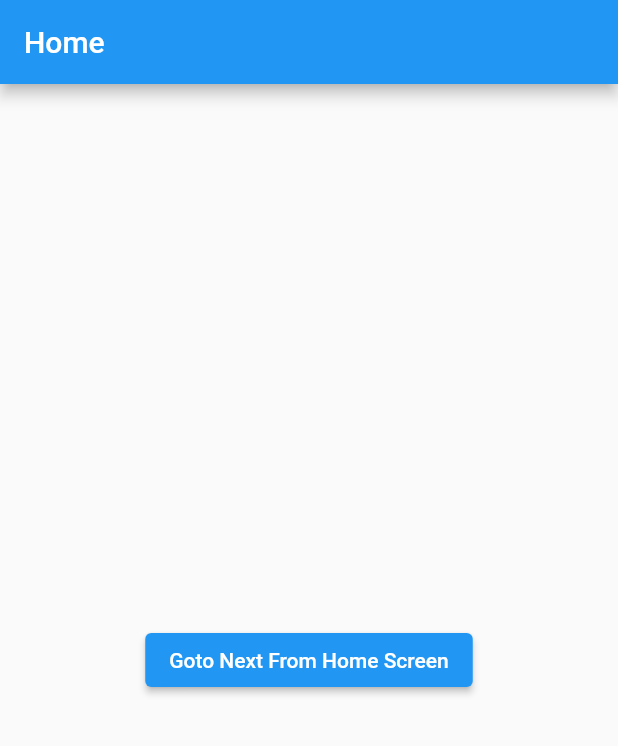
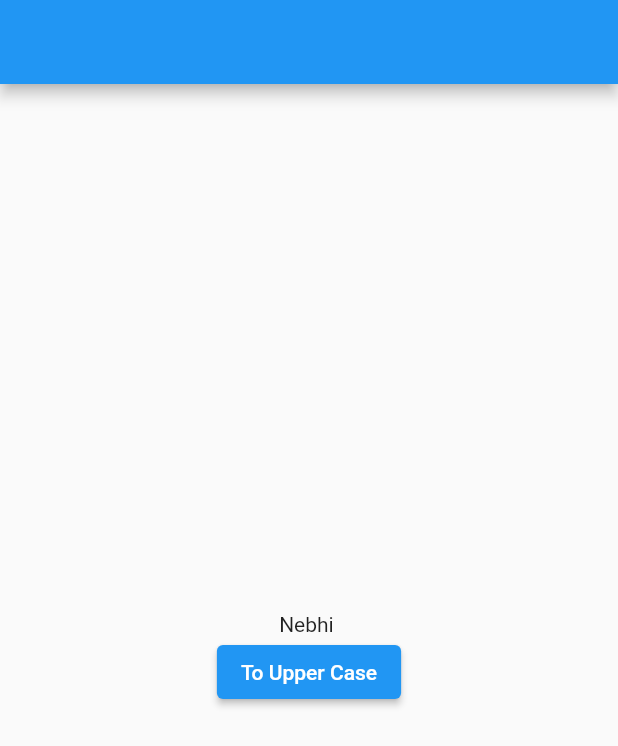
Before and after one commit to mouradneb/ripples_code_getx, a Flutter app: the screen it shows after launch, on a phone screen of 412 x 824 dp. Shown: the top 746 px of the screen. Run offline on Flutter 3.47's test engine with Material 2 defaults, Android fonts, the phone set to English and light mode, and no system bars; our stand-ins replace flutter_screenutil, get.

Commit message:
getx, obx, getbuilder, workers ...

```diff
--- a/lib/main.dart
+++ b/lib/main.dart
@@ -1,221 +1,15 @@
 import 'package:flutter/material.dart';
-import 'package:flutter_screenutil/flutter_screenutil.dart';
-import 'package:get/get.dart';
-import 'package:ripples_code_getx/next_screen_named.dart';
-import 'package:ripples_code_getx/next_screen_unamed.dart';
+import 'package:ripples_code_getx/main_getx/main_getx.dart';
 
 void main() {
-  runApp(MyApp());
+  runApp(const MyApp());
 }
 
 class MyApp extends StatelessWidget {
-  MyApp({Key? key}) : super(key: key);
-
-  var count = Rx<int>(0);
-  //var count = 0.obs;
-
+  const MyApp({Key? key}) : super(key: key);
   @override
   Widget build(BuildContext context) {
-    return ScreenUtilInit(
-      designSize: const Size(360, 690),
-      builder: () => GetMaterialApp(
-        initialRoute: "/",
-        transitionDuration: const Duration(milliseconds: 750),
-        defaultTransition: Transition.leftToRight,
-        getPages: [
-          GetPage(name: "/", page: () => MyApp()),
-          GetPage(
-            //name: "/next_screen/:id",
-            name: "/next_screen",
-            page: () => const NextScreenNamed(),
-            transitionDuration: const Duration(milliseconds: 1000),
-            transition: Transition.leftToRight,
-            curve: Curves.easeInOut,
-          ),
-        ],
-        debugShowCheckedModeBanner: false,
-        home: SafeArea(
-          child: Scaffold(
-            appBar: AppBar(
-              title: Text("Home"),
-            ),
-            body: Center(
-              child: ElevatedButton(
-                  child: const Text("Goto Next From Home Screen"),
-                  onPressed: () {
-                    // showSnackBar();
-                    // showDialog();
-                    // showBottomsheet();
-                    // nextScreenUnamed();
-                    nextScreenNamed();
-                  }),
-            ),
-          ),
-        ),
-      ),
-    );
-  }
-
-  increment() {
-    count.value++;
+    return //SnackBar_defaultDialog_Bottomsheet_Routes();
+        Main_Getx();
   }
 }
-
-//snackbar
-showSnackBar() => Get.snackbar(
-      "Default Title", "Default Message",
-      titleText: Row(
-        children: [
-          const Icon(
-            Icons.info,
-            color: Colors.green,
-          ),
-          SizedBox(width: 5.w),
-          const Expanded(
-            child: Text("Custom titleText"),
-          )
-        ],
-      ),
-      messageText: Container(
-        margin: EdgeInsets.only(top: 5.h),
-        child: Row(
-          mainAxisAlignment: MainAxisAlignment.center,
-          children: [
-            const CircularProgressIndicator(),
-            SizedBox(width: 14.w),
-            const Text("Custom messageText")
-          ],
-        ),
-      ),
-      snackPosition: SnackPosition.BOTTOM,
-      duration: const Duration(seconds: 5),
-      animationDuration: const Duration(seconds: 3),
-      forwardAnimationCurve: Curves.bounceInOut,
-      reverseAnimationCurve: Curves.bounceInOut,
-      backgroundGradient:
-          const LinearGradient(colors: [Colors.green, Colors.red]),
-      borderColor: Colors.black,
-      borderWidth: 1.sp,
-      borderRadius: 8.r,
-      isDismissible: true,
-      dismissDirection: SnackDismissDirection.HORIZONTAL,
-      boxShadows: [
-        const BoxShadow(
-          blurRadius: 16,
-          spreadRadius: 8,
-          color: Colors.grey,
-          offset: Offset(10, -10),
-        )
-      ],
-      icon: const Icon(Icons.info_outline_rounded),
-      mainButton: TextButton(
-        onPressed: () {},
-        child: Text("Add"),
-        style: TextButton.styleFrom(
-            primary: Colors.white, backgroundColor: Colors.green),
-      ),
-      snackStyle: SnackStyle.FLOATING,
-      //backgroundColor: Colors.green.shade100,
-      overlayBlur: 0.9,
-      //overlayColor: Colors.grey.shade100,
-    );
-
-// Dialog
-//showDialog() => Get.defaultDialog();
-showDialog() => Get.defaultDialog(
-      title: "Default Title",
-      titleStyle: TextStyle(
-          color: Colors.black, fontSize: 18, fontWeight: FontWeight.bold),
-      middleText: "Default Middle Text",
-      middleTextStyle: const TextStyle(color: Colors.blue, fontSize: 16),
-      backgroundColor: Colors.grey[100],
-      content: Wrap(
-        direction: Axis.vertical,
-        crossAxisAlignment: WrapCrossAlignment.center,
-        children: [
-          Text("Custom content"),
-          SizedBox(height: 5.h),
-          Text("Ok"),
-        ],
-      ),
-      barrierDismissible: false,
-      textCancel: "Cancel",
-      textConfirm: "Confirm",
-      onCancel: () {
-        Get.back();
-      },
-      onConfirm: () {
-        Get.back();
-      },
-      radius: 30,
-      buttonColor: Colors.green,
-      cancel: ElevatedButton(
-        onPressed: () {},
-        child: Text("Cancel"),
-      ),
-      confirm: ElevatedButton(
-        onPressed: () {},
-        child: Text("Confirm"),
-      ),
-    );
-
-// bottomsheet
-showBottomsheet() {
-  Get.bottomSheet(
-    Container(
-      child: Wrap(
-        children: [
-          ListTile(
-            leading: Icon(Icons.wb_sunny_outlined),
-            title: Text("Light Theme"),
-            onTap: () {
-              Get.changeTheme(ThemeData.light());
-              Get.back();
-            },
-          ),
-          ListTile(
-            leading: Icon(Icons.wb_sunny),
-            title: Text("Dark Theme"),
-            onTap: () {
-              Get.changeTheme(ThemeData.dark());
-              Get.back();
-            },
-          )
-        ],
-      ),
-    ),
-    backgroundColor: Colors.green.shade50,
-    elevation: 2,
-    // isDismissible: false,
-    // enableDrag: false,
-    // isScrollControlled: true,
-    shape: RoundedRectangleBorder(
-      side: BorderSide(color: Colors.black, width: 1, style: BorderStyle.solid),
-      borderRadius: BorderRadius.circular(12),
-    ),
-    // clipBehavior: Clip.none,
-    enterBottomSheetDuration: Duration(seconds: 1),
-  );
-}
-
-//Navigation unamed routes
-nextScreenUnamed() async {
-  var obj = await Get.to(
-    const NextScreenUnamed(),
-    transition: Transition.zoom,
-    curve: Curves.easeInOut,
-    duration: const Duration(milliseconds: 650),
-    fullscreenDialog: true,
-    arguments: "Dynamic send in arguments from Home Screen",
-  );
-  print(obj);
-}
-
-nextScreenNamed() {
-  Get.toNamed(
-    /*"/next_screen/123456" */
-    "/next_screen?param1='11111'&param2='222222'",
-    arguments:
-        "some arguments passed to next screen", /*parameters: {'id': "125", "name": "nebhi"}*/
-  );
-}
--- /dev/null
+++ b/lib/main_getx/main_getx.dart
@@ -0,0 +1,72 @@
+import 'package:flutter/material.dart';
+import 'package:flutter_screenutil/flutter_screenutil.dart';
+import 'package:get/get.dart';
+import 'package:ripples_code_getx/main_getx/my_controller.dart';
+import 'package:ripples_code_getx/main_getx/student.dart';
+
+class Main_Getx extends StatelessWidget {
+  //reactive state management
+  var count = 0.obs;
+  //var student = Student(name: "Nebhi", subname: "Mourad").obs;
+  var upperCase = false;
+
+  MyConttroller myConttroller = Get.put(MyConttroller());
+
+  @override
+  Widget build(BuildContext context) {
+    return GetMaterialApp(
+      home: ScreenUtilInit(
+        designSize: const Size(360, 690),
+        builder: () => SafeArea(
+            child: Scaffold(
+          appBar: AppBar(),
+          body: Center(
+            child: Column(
+              mainAxisAlignment: MainAxisAlignment.center,
+              children: [
+                //Obx(() => Text("$count")),
+                /*GetX<MyConttroller>(
+                  //init: MyConttroller(),
+                  builder: (controller) =>
+                      Text("${controller.student.value.name}"),
+                ),*/
+                /*GetX<MyConttroller>(
+                    builder: (controller) => Text(
+                        "${controller.student.name} and count value is: ${controller.count.value}")),*/
+                GetBuilder<MyConttroller>(
+                    builder: (controller) =>
+                        Text("${controller.student.name} ")),
+                /*GetBuilder<MyConttroller>(
+                    id: 'second_getbuilder',
+                    builder: (controller) =>
+                        Text("${controller.student.name}")),*/
+                ElevatedButton(
+                  onPressed: () {
+                    //increment();
+                    if (!upperCase)
+                      /*student.update((st) {
+                        st?.name = st.name.toString().toUpperCase();
+                      });*/
+                      Get.find<MyConttroller>().toUpperCase();
+                    else
+                      /*student.update((st) {
+                        st?.name = st.name.toString().toLowerCase();
+                      });*/
+                      Get.find<MyConttroller>().toLowerCase();
+                    upperCase = !upperCase;
+                  },
+                  child: //const Text("Increment"),
+                      const Text("To Upper Case"),
+                )
+              ],
+            ),
+          ),
+        )),
+      ),
+    );
+  }
+
+  void increment() {
+    count++;
+  }
+}
--- /dev/null
+++ b/lib/main_getx/student.dart
@@ -0,0 +1,19 @@
+import "package:get/get.dart";
+
+class Student {
+  // var name = "Nebhi".obs;
+  // var subname = "Mourad".obs;
+
+  var name;
+  var subname;
+
+  Student({this.name = "", this.subname = ""});
+
+  /* toUpperCase() {
+    this.name = this.name.toUpperCase();
+  }
+
+  toLowerCase() {
+    this.name = this.name.toLowerCase();
+  }*/
+}
--- /dev/null
+++ b/lib/snackbar_dialog_bottomsheet_routes/snackbar_dialog_bottomsheet_routes.dart
@@ -0,0 +1,211 @@
+import 'package:flutter/material.dart';
+import 'package:flutter_screenutil/flutter_screenutil.dart';
+import 'package:get/get.dart';
+
+import 'next_screen_named.dart';
+import 'next_screen_unamed.dart';
+
+class SnackBar_defaultDialog_Bottomsheet_Routes extends StatelessWidget {
+  @override
+  Widget build(BuildContext context) {
+    return ScreenUtilInit(
+      designSize: const Size(360, 690),
+      builder: () => GetMaterialApp(
+        initialRoute: "/",
+        transitionDuration: const Duration(milliseconds: 750),
+        defaultTransition: Transition.leftToRight,
+        getPages: [
+          GetPage(
+              name: "/",
+              page: () => SnackBar_defaultDialog_Bottomsheet_Routes()),
+          GetPage(
+            //name: "/next_screen/:id",
+            name: "/next_screen",
+            page: () => const NextScreenNamed(),
+            transitionDuration: const Duration(milliseconds: 1000),
+            transition: Transition.leftToRight,
+            curve: Curves.easeInOut,
+          ),
+        ],
+        debugShowCheckedModeBanner: false,
+        home: SafeArea(
+          child: Scaffold(
+            appBar: AppBar(
+              title: Text("Home"),
+            ),
+            body: Center(
+              child: ElevatedButton(
+                  child: const Text("Goto Next From Home Screen"),
+                  onPressed: () {
+                    // showSnackBar();
+                    // showDialog();
+                    // showBottomsheet();
+                    // nextScreenUnamed();
+                    nextScreenNamed();
+                  }),
+            ),
+          ),
+        ),
+      ),
+    );
+  }
+}
+
+//snackbar
+showSnackBar() => Get.snackbar(
+      "Default Title", "Default Message",
+      titleText: Row(
+        children: [
+          const Icon(
+            Icons.info,
+            color: Colors.green,
+          ),
+          SizedBox(width: 5.w),
+          const Expanded(
+            child: Text("Custom titleText"),
+          )
+        ],
+      ),
+      messageText: Container(
+        margin: EdgeInsets.only(top: 5.h),
+        child: Row(
+          mainAxisAlignment: MainAxisAlignment.center,
+          children: [
+            const CircularProgressIndicator(),
+            SizedBox(width: 14.w),
+            const Text("Custom messageText")
+          ],
+        ),
+      ),
+      snackPosition: SnackPosition.BOTTOM,
+      duration: const Duration(seconds: 5),
+      animationDuration: const Duration(seconds: 3),
+      forwardAnimationCurve: Curves.bounceInOut,
+      reverseAnimationCurve: Curves.bounceInOut,
+      backgroundGradient:
+          const LinearGradient(colors: [Colors.green, Colors.red]),
+      borderColor: Colors.black,
+      borderWidth: 1.sp,
+      borderRadius: 8.r,
+      isDismissible: true,
+      dismissDirection: SnackDismissDirection.HORIZONTAL,
+      boxShadows: [
+        const BoxShadow(
+          blurRadius: 16,
+          spreadRadius: 8,
+          color: Colors.grey,
+          offset: Offset(10, -10),
+        )
+      ],
+      icon: const Icon(Icons.info_outline_rounded),
+      mainButton: TextButton(
+        onPressed: () {},
+        child: Text("Add"),
+        style: TextButton.styleFrom(
+            primary: Colors.white, backgroundColor: Colors.green),
+      ),
+      snackStyle: SnackStyle.FLOATING,
+      //backgroundColor: Colors.green.shade100,
+      overlayBlur: 0.9,
+      //overlayColor: Colors.grey.shade100,
+    );
+
+// Dialog
+//showDialog() => Get.defaultDialog();
+showDialog() => Get.defaultDialog(
+      title: "Default Title",
+      titleStyle: TextStyle(
+          color: Colors.black, fontSize: 18, fontWeight: FontWeight.bold),
+      middleText: "Default Middle Text",
+      middleTextStyle: const TextStyle(color: Colors.blue, fontSize: 16),
+      backgroundColor: Colors.grey[100],
+      content: Wrap(
+        direction: Axis.vertical,
+        crossAxisAlignment: WrapCrossAlignment.center,
+        children: [
+          Text("Custom content"),
+          SizedBox(height: 5.h),
+          Text("Ok"),
+        ],
+      ),
+      barrierDismissible: false,
+      textCancel: "Cancel",
+      textConfirm: "Confirm",
+      onCancel: () {
+        Get.back();
+      },
+      onConfirm: () {
+        Get.back();
+      },
+      radius: 30,
+      buttonColor: Colors.green,
+      cancel: ElevatedButton(
+        onPressed: () {},
+        child: Text("Cancel"),
+      ),
+      confirm: ElevatedButton(
+        onPressed: () {},
+        child: Text("Confirm"),
+      ),
+    );
+
+// bottomsheet
+showBottomsheet() {
+  Get.bottomSheet(
+    Container(
+      child: Wrap(
+        children: [
+          ListTile(
+            leading: Icon(Icons.wb_sunny_outlined),
+            title: Text("Light Theme"),
+            onTap: () {
+              Get.changeTheme(ThemeData.light());
+              Get.back();
+            },
+          ),
+          ListTile(
+            leading: Icon(Icons.wb_sunny),
+            title: Text("Dark Theme"),
+            onTap: () {
+              Get.changeTheme(ThemeData.dark());
+              Get.back();
+            },
+          )
+        ],
+      ),
+    ),
+    backgroundColor: Colors.green.shade50,
+    elevation: 2,
+    // isDismissible: false,
+    // enableDrag: false,
+    // isScrollControlled: true,
+    shape: RoundedRectangleBorder(
+      side: BorderSide(color: Colors.black, width: 1, style: BorderStyle.solid),
+      borderRadius: BorderRadius.circular(12),
+    ),
+    // clipBehavior: Clip.none,
+    enterBottomSheetDuration: Duration(seconds: 1),
+  );
+}
+
+//Navigation unamed routes
+nextScreenUnamed() async {
+  var obj = await Get.to(
+    const NextScreenUnamed(),
+    transition: Transition.zoom,
+    curve: Curves.easeInOut,
+    duration: const Duration(milliseconds: 650),
+    fullscreenDialog: true,
+    arguments: "Dynamic send in arguments from Home Screen",
+  );
+  print(obj);
+}
+
+nextScreenNamed() {
+  Get.toNamed(
+    /*"/next_screen/123456" */
+    "/next_screen?param1='11111'&param2='222222'",
+    arguments:
+        "some arguments passed to next screen", /*parameters: {'id': "125", "name": "nebhi"}*/
+  );
+}
```
Also changed, not shown: lib/main_getx/my_controller.dart (added, +41 -0 lines), lib/snackbar_dialog_bottomsheet_routes/next_screen_named.dart (renamed from lib/next_screen_named.dart), lib/snackbar_dialog_bottomsheet_routes/next_screen_unamed.dart (renamed from lib/next_screen_unamed.dart).
